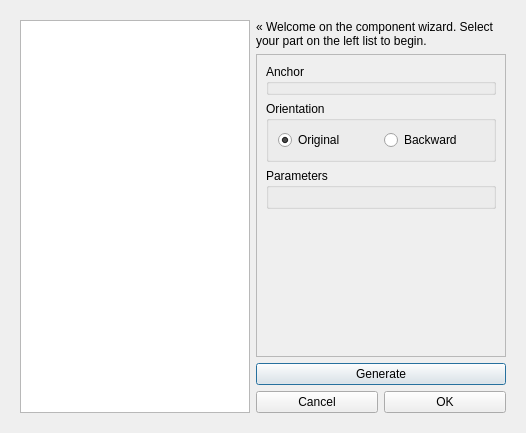
Above: gui/ComponentWizard.ui from RhobanProject/MetabotStudio before the change. Below: the same form after it.
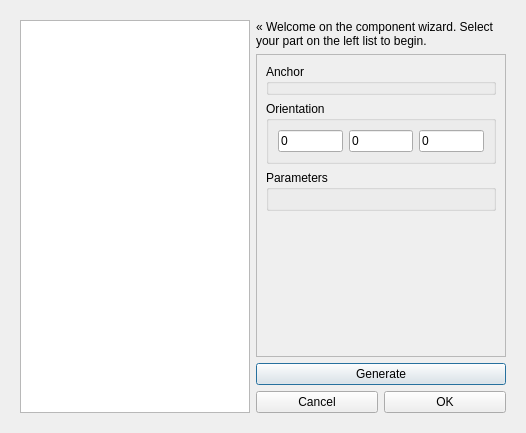
That is the form after the change.

Commit message: Adding orientation (X/Y/Z) for anchoring

Diff of the .ui file:
```diff
--- a/gui/ComponentWizard.ui
+++ b/gui/ComponentWizard.ui
@@ -149,19 +149,23 @@
               </property>
               <layout class="QHBoxLayout" name="horizontalLayout">
                <item>
-                <widget class="QRadioButton" name="orientation_normal">
+                <widget class="QLineEdit" name="orientationX">
                  <property name="text">
-                  <string>Original</string>
+                  <string>0</string>
                  </property>
-                 <property name="checked">
-                  <bool>true</bool>
+                </widget>
+               </item>
+               <item>
+                <widget class="QLineEdit" name="orientationY">
+                 <property name="text">
+                  <string>0</string>
                  </property>
                 </widget>
                </item>
                <item>
-                <widget class="QRadioButton" name="orientation_back">
+                <widget class="QLineEdit" name="orientationZ">
                  <property name="text">
-                  <string>Backward</string>
+                  <string>0</string>
                  </property>
                 </widget>
                </item>
```
The commit also changes 8 other files.
